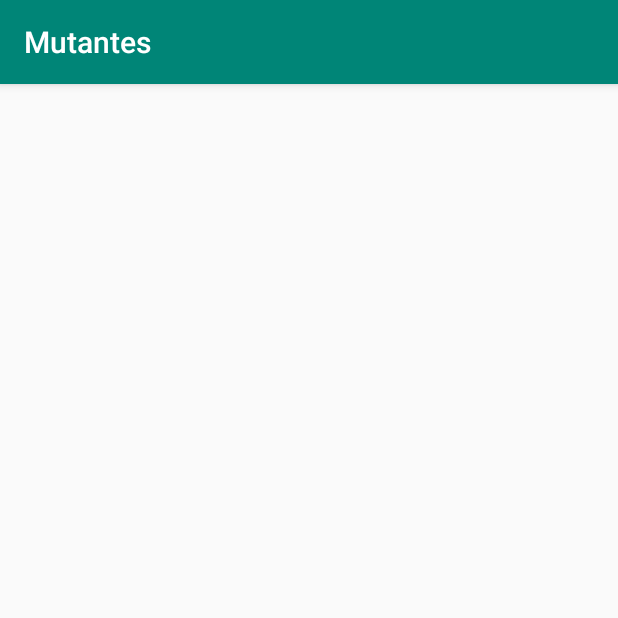
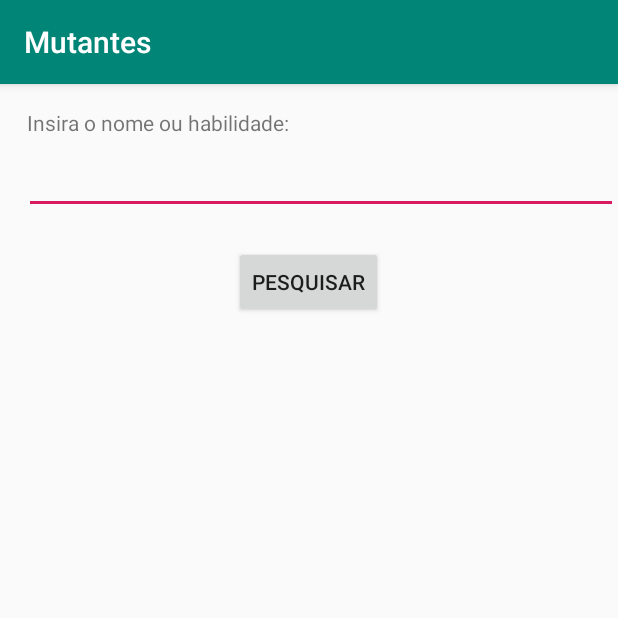
Before and after one commit to GeoWg/BdMutantes, an Android app: the PesquisarActivity screen opened directly, with no data from a screen before it, on a phone screen of 412 x 824 dp, the top half of it. Run offline under Robolectric (Android 15) with nearby library versions, the phone set to English and light mode, and no system bars.

Commit message:
Layout da tela de Pesquisa

```diff
--- a/app/src/main/res/layout/activity_pesquisar.xml
+++ b/app/src/main/res/layout/activity_pesquisar.xml
@@ -1,9 +1,41 @@
 <?xml version="1.0" encoding="utf-8"?>
-<android.support.constraint.ConstraintLayout xmlns:android="http://schemas.android.com/apk/res/android"
+<android.widget.RelativeLayout xmlns:android="http://schemas.android.com/apk/res/android"
     xmlns:app="http://schemas.android.com/apk/res-auto"
     xmlns:tools="http://schemas.android.com/tools"
     android:layout_width="match_parent"
     android:layout_height="match_parent"
     tools:context=".PesquisarActivity">
 
-</android.support.constraint.ConstraintLayout>
+    <TextView
+        android:id="@+id/tvPesquisar"
+        android:layout_width="wrap_content"
+        android:layout_height="wrap_content"
+        android:layout_alignParentStart="true"
+        android:layout_alignParentTop="true"
+        android:layout_marginStart="18dp"
+        android:layout_marginTop="16dp"
+        android:layout_marginRight="50dp"
+        android:text="Insira o nome ou habilidade:"
+        tools:layout_editor_absoluteX="16dp"
+        tools:layout_editor_absoluteY="16dp" />
+
+    <EditText
+        android:id="@+id/etPesquisar"
+        android:layout_width="fill_parent"
+        android:layout_height="wrap_content"
+        android:layout_below="@+id/tvPesquisar"
+        android:layout_alignStart="@+id/tvPesquisar"
+        android:layout_marginStart="-2dp"
+        android:layout_marginTop="6dp"
+        android:ems="10"
+        android:inputType="textPersonName" />
+
+    <Button
+        android:id="@+id/btnPesquisar"
+        android:layout_width="wrap_content"
+        android:layout_height="wrap_content"
+        android:layout_alignParentTop="true"
+        android:layout_centerHorizontal="true"
+        android:layout_marginTop="108dp"
+        android:text="Pesquisar" />
+</android.widget.RelativeLayout>
```
